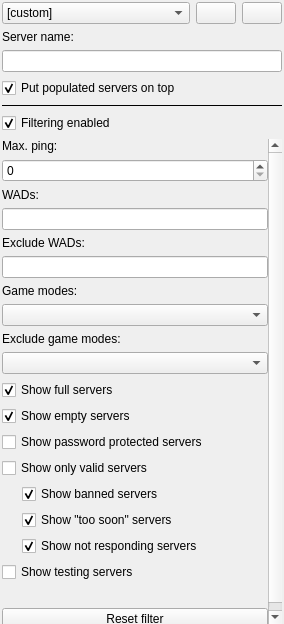
Qt form src/core/gui/serverfilterdock.ui (DoomseekerTeam/Doomseeker) before a commit.
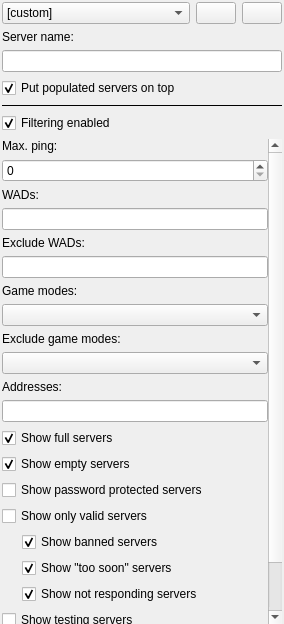
The same form after that commit. Icons and pictures are not drawn. Custom widgets are drawn as their Qt base class.

Diff of the .ui file:
```diff
--- a/src/core/gui/serverfilterdock.ui
+++ b/src/core/gui/serverfilterdock.ui
@@ -161,8 +161,8 @@
         <rect>
          <x>0</x>
          <y>0</y>
-         <width>255</width>
-         <height>640</height>
+         <width>266</width>
+         <height>616</height>
         </rect>
        </property>
        <layout class="QVBoxLayout" name="verticalLayout_3">
@@ -253,6 +253,20 @@
           </property>
          </widget>
         </item>
+        <item>
+         <widget class="QLabel" name="label_7">
+          <property name="text">
+           <string>Addresses:</string>
+          </property>
+         </widget>
+        </item>
+        <item>
+         <widget class="QLineEdit" name="leAddresses">
+          <property name="toolTip">
+           <string>&lt;html&gt;&lt;head/&gt;&lt;body&gt;&lt;p&gt;Only servers that match these addresses will be displayed. Multiple addresses can be separated by commas (&lt;span style=&quot; font-weight:600;&quot;&gt;,&lt;/span&gt;). Subnets are supported by using the &lt;span style=&quot; font-weight:600;&quot;&gt;ADDR/N&lt;/span&gt; format where &lt;span style=&quot; font-weight:600;&quot;&gt;N&lt;/span&gt; can be a subnet mask or a numerical value for the subnet mask. For IPv4 the subnet can also be specified by omitting the octets. &lt;span style=&quot; font-weight:600;&quot;&gt;192.168.0&lt;/span&gt;, &lt;span style=&quot; font-weight:600;&quot;&gt;192.168.0.0/24&lt;/span&gt; and &lt;span style=&quot; font-weight:600;&quot;&gt;192.168.0.0/255.255.255.0&lt;/span&gt; are all the same.&lt;/p&gt;&lt;/body&gt;&lt;/html&gt;</string>
+          </property>
+         </widget>
+        </item>
         <item>
          <widget class="QCheckBox" name="cbShowFull">
           <property name="text">
```
Left out of the diff: 96 changed lines with no effect on the pictures.
